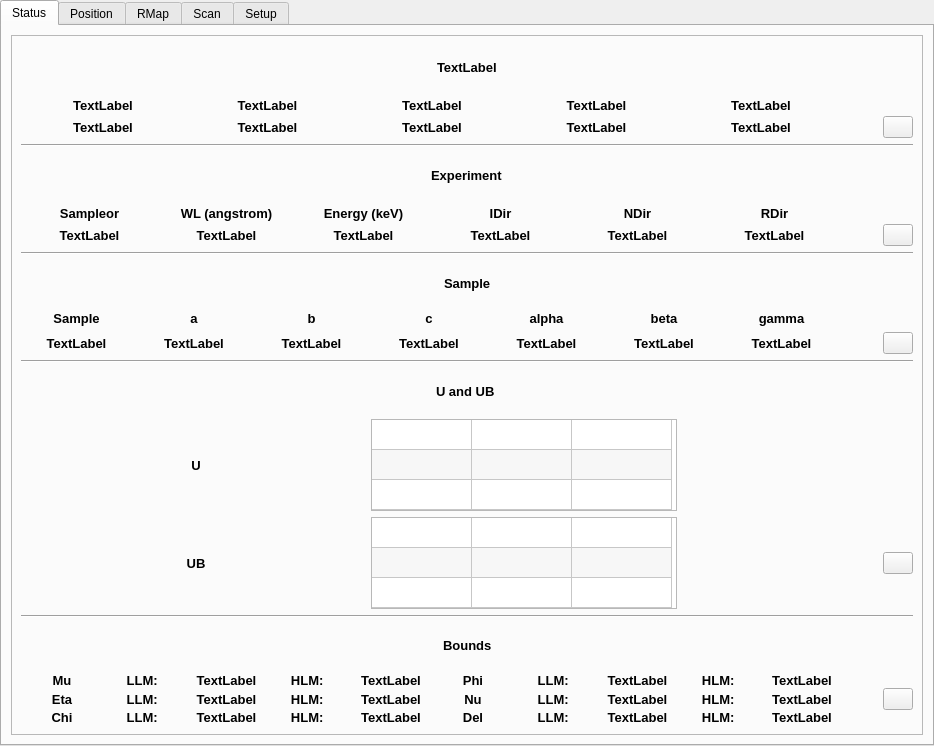
HugoValim/DAF, file gui/main.ui: the form before one commit.
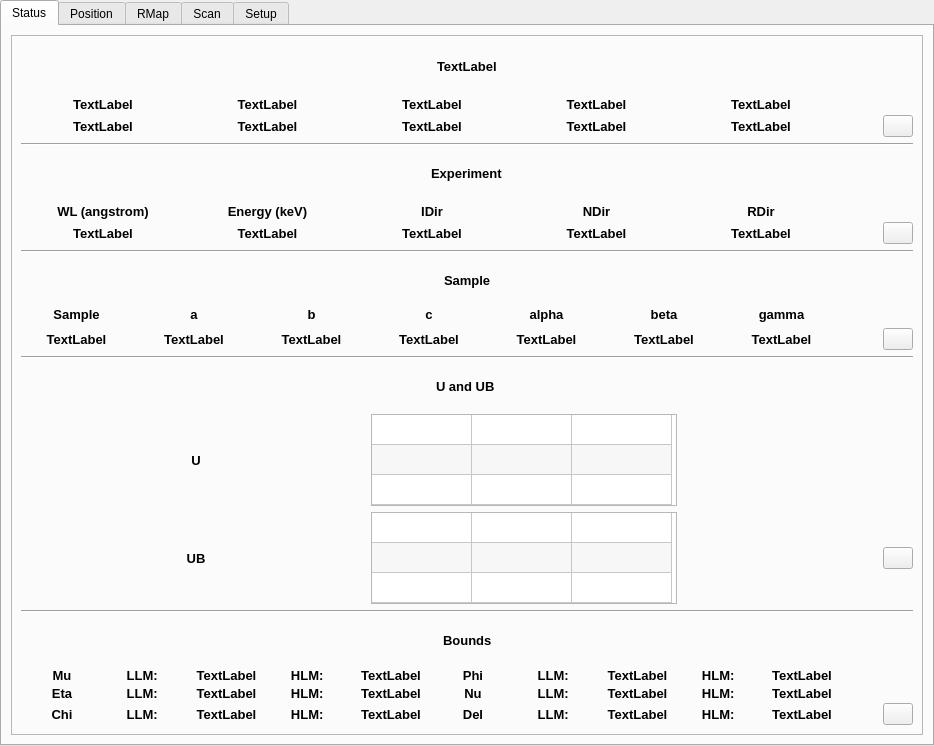
The form after the commit. Custom widgets are drawn as their Qt base class.

Commit message: Upgraded experiment UI

What changed in the file:
```diff
--- a/gui/main.ui
+++ b/gui/main.ui
@@ -387,92 +387,7 @@
             <property name="spacing">
              <number>0</number>
             </property>
-            <item row="1" column="5">
-             <widget class="QLabel" name="label_exp6">
-              <property name="font">
-               <font>
-                <pointsize>10</pointsize>
-                <weight>75</weight>
-                <bold>true</bold>
-               </font>
-              </property>
-              <property name="text">
-               <string>TextLabel</string>
-              </property>
-              <property name="alignment">
-               <set>Qt::AlignCenter</set>
-              </property>
-             </widget>
-            </item>
             <item row="1" column="0">
-             <widget class="QLabel" name="label_exp1">
-              <property name="font">
-               <font>
-                <pointsize>10</pointsize>
-                <weight>75</weight>
-                <bold>true</bold>
-               </font>
-              </property>
-              <property name="text">
-               <string>TextLabel</string>
-              </property>
-              <property name="alignment">
-               <set>Qt::AlignCenter</set>
-              </property>
-             </widget>
-            </item>
-            <item row="0" column="5">
-             <widget class="QLabel" name="label_17">
-              <property name="font">
-               <font>
-                <pointsize>10</pointsize>
-                <weight>75</weight>
-                <bold>true</bold>
-               </font>
-              </property>
-              <property name="text">
-               <string>RDir</string>
-              </property>
-              <property name="alignment">
-               <set>Qt::AlignCenter</set>
-              </property>
-             </widget>
-            </item>
-            <item row="0" column="1">
-             <widget class="QLabel" name="label_10">
-              <property name="font">
-               <font>
-                <pointsize>10</pointsize>
-                <weight>75</weight>
-                <bold>true</bold>
-               </font>
-              </property>
-              <property name="text">
-               <string>WL (angstrom)</string>
-              </property>
-              <property name="alignment">
-               <set>Qt::AlignCenter</set>
-              </property>
-             </widget>
-            </item>
-            <item row="0" column="4">
-             <widget class="QLabel" name="label_16">
-              <property name="font">
-               <font>
-                <pointsize>10</pointsize>
-                <weight>75</weight>
-                <bold>true</bold>
-               </font>
-              </property>
-              <property name="text">
-               <string>NDir</string>
-              </property>
-              <property name="alignment">
-               <set>Qt::AlignCenter</set>
-              </property>
-             </widget>
-            </item>
-            <item row="1" column="1">
              <widget class="QLabel" name="label_exp2">
               <property name="font">
                <font>
@@ -489,24 +404,7 @@
               </property>
              </widget>
             </item>
-            <item row="1" column="2">
-             <widget class="QLabel" name="label_exp3">
-              <property name="font">
-               <font>
-                <pointsize>10</pointsize>
-                <weight>75</weight>
-                <bold>true</bold>
-               </font>
-              </property>
-              <property name="text">
-               <string>TextLabel</string>
-              </property>
-              <property name="alignment">
-               <set>Qt::AlignCenter</set>
-              </property>
-             </widget>
-            </item>
-            <item row="1" column="4">
+            <item row="1" column="3">
              <widget class="QLabel" name="label_exp5">
               <property name="font">
                <font>
@@ -523,7 +421,104 @@
               </property>
              </widget>
             </item>
-            <item row="0" column="2">
+            <item row="1" column="1">
+             <widget class="QLabel" name="label_exp3">
+              <property name="font">
+               <font>
+                <pointsize>10</pointsize>
+                <weight>75</weight>
+                <bold>true</bold>
+               </font>
+              </property>
+              <property name="text">
+               <string>TextLabel</string>
+              </property>
+              <property name="alignment">
+               <set>Qt::AlignCenter</set>
+              </property>
+             </widget>
+            </item>
+            <item row="0" column="0">
+             <widget class="QLabel" name="label_10">
+              <property name="font">
+               <font>
+                <pointsize>10</pointsize>
+                <weight>75</weight>
+                <bold>true</bold>
+               </font>
+              </property>
+              <property name="text">
+               <string>WL (angstrom)</string>
+              </property>
+              <property name="alignment">
+               <set>Qt::AlignCenter</set>
+              </property>
+             </widget>
+            </item>
+            <item row="0" column="4">
+             <widget class="QLabel" name="label_17">
+              <property name="font">
+               <font>
+                <pointsize>10</pointsize>
+                <weight>75</weight>
+                <bold>true</bold>
+               </font>
+              </property>
+              <property name="text">
+               <string>RDir</string>
+              </property>
+              <property name="alignment">
+               <set>Qt::AlignCenter</set>
+              </property>
+             </widget>
+            </item>
+            <item row="1" column="5">
+             <spacer name="horizontalSpacer_5">
+              <property name="orientation">
+               <enum>Qt::Horizontal</enum>
+              </property>
+              <property name="sizeType">
+               <enum>QSizePolicy::Fixed</enum>
+              </property>
+              <property name="sizeHint" stdset="0">
+               <size>
+                <width>40</width>
+                <height>20</height>
+               </size>
+              </property>
+             </spacer>
+            </item>
+            <item row="1" column="6">
+             <widget class="QPushButton" name="pushButton_expt">
+              <property name="maximumSize">
+               <size>
+                <width>30</width>
+                <height>16777215</height>
+               </size>
+              </property>
+              <property name="text">
+               <string/>
+              </property>
+             </widget>
+            </item>
+            <item row="1" column="4">
+             <widget class="QLabel" name="label_exp6">
+              <property name="font">
+               <font>
+                <pointsize>10</pointsize>
+                <weight>75</weight>
+                <bold>true</bold>
+               </font>
+              </property>
+              <property name="text">
+               <string>TextLabel</string>
+              </property>
+              <property name="alignment">
+               <set>Qt::AlignCenter</set>
+              </property>
+             </widget>
+            </item>
+            <item row="0" column="1">
              <widget class="QLabel" name="label_12">
               <property name="font">
                <font>
@@ -540,7 +535,7 @@
               </property>
              </widget>
             </item>
-            <item row="0" column="3">
+            <item row="0" column="2">
              <widget class="QLabel" name="label_14">
               <property name="font">
                <font>
@@ -557,7 +552,7 @@
               </property>
              </widget>
             </item>
-            <item row="1" column="3">
+            <item row="1" column="2">
              <widget class="QLabel" name="label_exp4">
               <property name="font">
                <font>
@@ -574,24 +569,8 @@
               </property>
              </widget>
             </item>
-            <item row="1" column="6">
-             <spacer name="horizontalSpacer_5">
-              <property name="orientation">
-               <enum>Qt::Horizontal</enum>
-              </property>
-              <property name="sizeType">
-               <enum>QSizePolicy::Fixed</enum>
-              </property>
-              <property name="sizeHint" stdset="0">
-               <size>
-                <width>40</width>
-                <height>20</height>
-               </size>
-              </property>
-             </spacer>
-            </item>
-            <item row="0" column="0">
-             <widget class="QLabel" name="label_8">
+            <item row="0" column="3">
+             <widget class="QLabel" name="label_16">
               <property name="font">
                <font>
                 <pointsize>10</pointsize>
@@ -600,26 +579,13 @@
                </font>
               </property>
               <property name="text">
-               <string>Sampleor</string>
+               <string>NDir</string>
               </property>
               <property name="alignment">
                <set>Qt::AlignCenter</set>
               </property>
              </widget>
             </item>
-            <item row="1" column="7">
-             <widget class="QPushButton" name="pushButton_expt">
-              <property name="maximumSize">
-               <size>
-                <width>30</width>
-                <height>16777215</height>
-               </size>
-              </property>
-              <property name="text">
-               <string/>
-              </property>
-             </widget>
-            </item>
            </layout>
           </item>
           <item>
@@ -1856,7 +1822,7 @@
               </property>
              </widget>
             </item>
-            <item row="1" column="11">
+            <item row="2" column="11">
              <widget class="QPushButton" name="pushButton_bounds">
               <property name="maximumSize">
                <size>
```
The commit also changes 3 other files.
